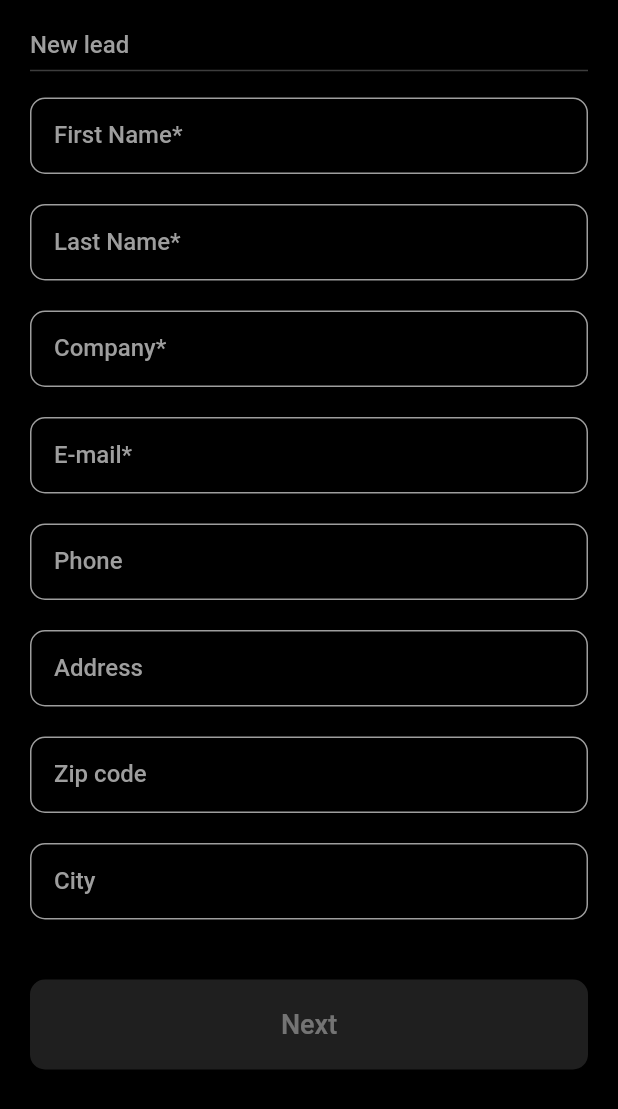
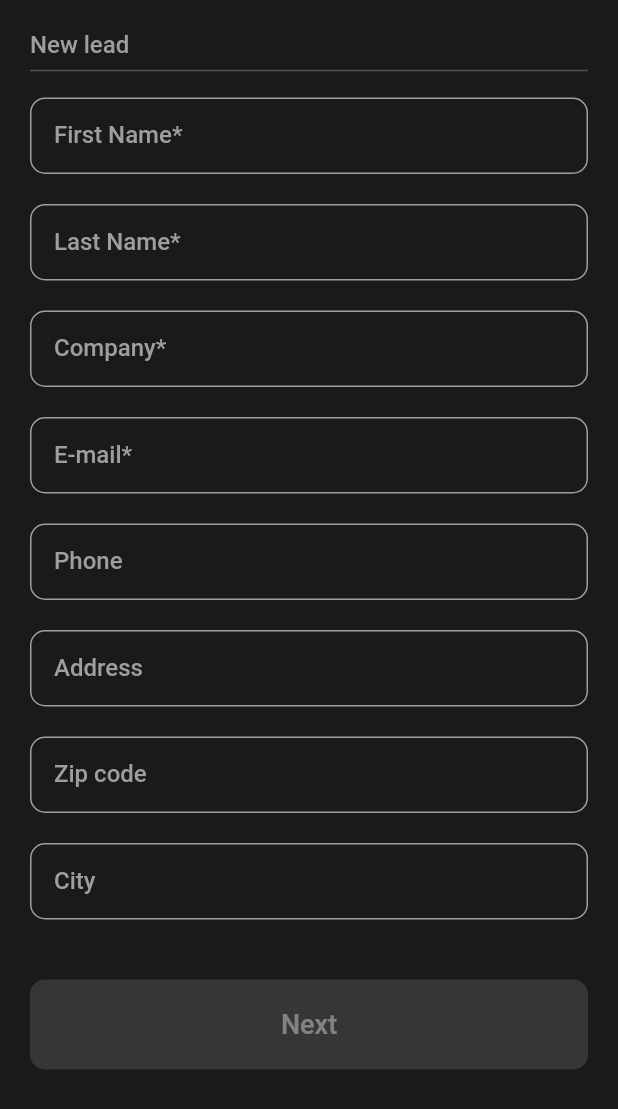
Before and after one commit to neurothrone/agi-events, a Flutter app: the AddLeadSheet screen opened directly, on a phone screen of 412 x 824 dp. Shown: the top 1109 px of the screen. Run offline on Flutter 3.47's test engine with Material 2 defaults, Android fonts, the phone set to English and light mode, and no system bars; our stand-ins replace csv, device_info_plus, firebase_core, firebase_database, flutter_riverpod, flutter_svg and 1 more; missing offline and left inert: mobile_scanner; accounts and stored records are empty.

Commit message:
set background color to lighter black to improve visibility

```diff
--- a/lib/src/features/leads/add_lead/views/add_lead_sheet.dart
+++ b/lib/src/features/leads/add_lead/views/add_lead_sheet.dart
@@ -1,5 +1,6 @@
 import 'package:flutter/material.dart';
 
+import '../../../../core/constants/constants.dart';
 import '../widgets/add_lead_form.dart';
 
 class AddLeadSheet extends StatelessWidget {
@@ -8,6 +9,7 @@ class AddLeadSheet extends StatelessWidget {
   @override
   Widget build(BuildContext context) {
     return Scaffold(
+      backgroundColor: AppConstants.lighterBlack,
       body: SafeArea(
         minimum: const EdgeInsets.all(20.0),
         child: Column(
```
